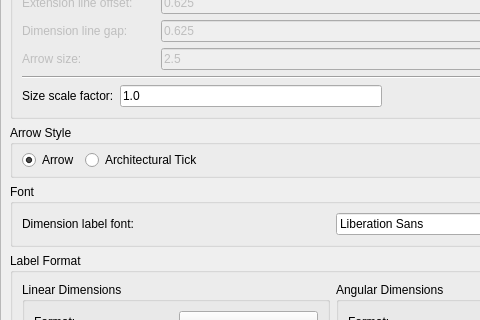
Above: scripts/Edit/DrawingPreferences/DimensionSettings/PreferencesPage.ui from qcad/qcad before the change; both pictures show x 0 to 480 and y 129 to 449 of the 666 by 750 pixel window. Below: the same form after it.
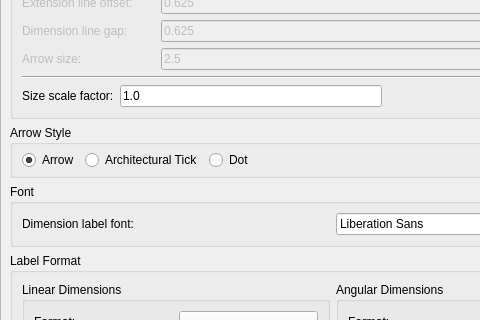
That is the form after the change. Custom widgets are drawn as their Qt base class.

What changed in the file:
```diff
--- a/scripts/Edit/DrawingPreferences/DimensionSettings/PreferencesPage.ui
+++ b/scripts/Edit/DrawingPreferences/DimensionSettings/PreferencesPage.ui
@@ -278,6 +278,13 @@
          </property>
         </widget>
        </item>
+       <item>
+        <widget class="QRadioButton" name="Dot">
+         <property name="text">
+          <string>Dot</string>
+         </property>
+        </widget>
+       </item>
        <item>
         <spacer name="horizontalSpacer">
          <property name="orientation">
```
